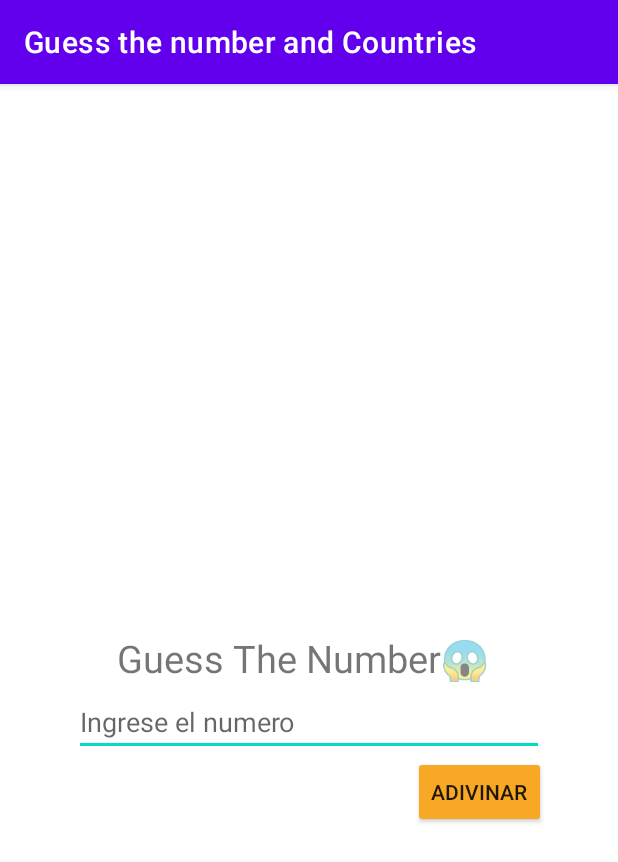
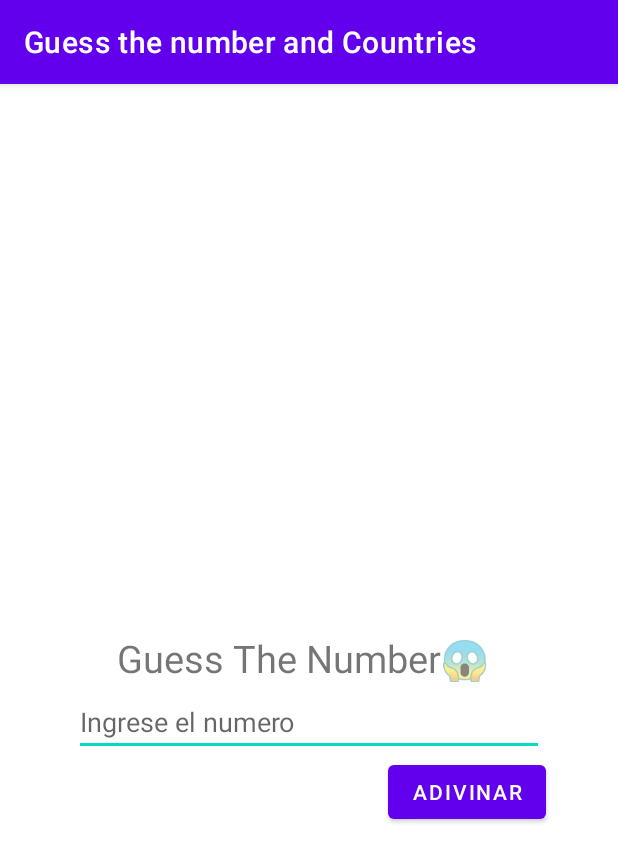
Before and after one commit to paez49/Taller1_CompuMovil, an Android app: the GameActivity screen opened directly, with no data from a screen before it, on a phone screen of 412 x 824 dp. Shown: the top 862 px of the screen. Run offline under Robolectric (Android 15) with nearby library versions, the phone set to English and light mode, and no system bars.

Commit message:
Revert "agregada imagen aragan"
This reverts commit 4e2acdf7eebecd041105d3e61a4a9d3c9b819aa9.

```diff
--- a/app/src/main/java/com/example/tallercompumovilr/GameActivity.java
+++ b/app/src/main/java/com/example/tallercompumovilr/GameActivity.java
@@ -6,7 +6,6 @@ import android.view.View;
 import android.view.ViewTreeObserver;
 import android.widget.Button;
 import android.widget.EditText;
-import android.widget.ImageView;
 import android.widget.TextView;
 import android.widget.Toast;
 
@@ -23,7 +22,6 @@ public class GameActivity extends AppCompatActivity {
     private EditText numeroIngresado;
     private TextView textoInit,textWin,textoCantiIntentos;
     private Button adivinarButton;
-    private ImageView imagen;
     @Override
     protected void onCreate(Bundle savedInstanceState) {
         super.onCreate(savedInstanceState);
@@ -35,7 +33,6 @@ public class GameActivity extends AppCompatActivity {
         textoInit = gameBinding.textoInicial;
         textWin = gameBinding.textWin;
         textoCantiIntentos =gameBinding.textoIntentos;
-        imagen = gameBinding.awesomeFace;
     }
     public void adivinar (View view){
         if(numeroIngresado.getText().toString().isEmpty() ){
@@ -52,7 +49,6 @@ public class GameActivity extends AppCompatActivity {
                 String aux = "Lo hiciste en "+cantiIntentos+" intentos.";
                 textoCantiIntentos.setText(aux);
                 textoCantiIntentos.setVisibility(View.VISIBLE);
-                imagen.setVisibility(View.VISIBLE);
 
             }else{
                 cantiIntentos++;
--- a/app/src/main/res/drawable/_52_1521528_awesome_face_pose_awesome_face.xml
+++ /dev/null
@@ -1,22 +0,0 @@
-<vector xmlns:android="http://schemas.android.com/apk/res/android"
-    android:width="300dp"
-    android:height="300dp"
-    android:viewportWidth="300"
-    android:viewportHeight="300">
-  <path
-      android:pathData="M136,11.6c-37.5,4.8 -71.2,22.9 -93.2,50.2 -26.9,33.4 -37.2,75 -28.8,116.2 5.6,27.3 18.1,50.3 38.4,70.5 20.3,20.1 42.5,32 71.6,38.2 13.3,2.8 41.1,2.5 54.9,-0.5 26.6,-6 48.4,-17.7 67.8,-36.5 20.7,-20.1 33.6,-43.6 39.9,-72.7 2.6,-11.9 2.6,-42 0.1,-53.7 -6.2,-28.3 -18.7,-51.5 -38.6,-71.4 -20.2,-20.1 -44.4,-33 -72.3,-38.4 -8.1,-1.6 -32.8,-2.8 -39.8,-1.9zM180.6,26.4c62.9,15.8 104.3,76 96,139.4 -3.9,29.3 -15.8,53.6 -36.5,74.2 -15.6,15.6 -30.9,24.9 -51.1,31.4 -14.6,4.7 -23.3,6 -39.5,5.9 -40.6,-0.1 -77.9,-19 -102.3,-51.8 -6.2,-8.3 -15.2,-26 -18.6,-36.5 -7.5,-23.6 -7.5,-53.1 0,-77.2 12.4,-39.4 43.7,-70.7 83.4,-83.3 14.6,-4.6 21.9,-5.5 41,-5.1 14.7,0.3 19.1,0.8 27.6,3z"
-      android:fillColor="#000000"
-      android:strokeColor="#00000000"/>
-  <path
-      android:pathData="M71.2,59.1c-11.5,5.7 -21.5,20.2 -24.8,35.9 -1.3,6.2 -1.4,16.3 -0.2,17.5 0.6,0.6 60.6,16.5 62.1,16.5 2.1,-0 8.2,-12.4 9.7,-19.7 1.6,-7.7 0.8,-23.5 -1.5,-29.3 -4.8,-12 -12.2,-19.4 -22.5,-22.4 -8.6,-2.6 -15.6,-2.1 -22.8,1.5zM95.4,65.5c2.2,1.1 4.1,2.5 4.3,3.1 0.2,0.6 -1.2,2.1 -3.1,3.2 -6.8,4 -9.1,10.7 -6.2,17.7 2.2,5.1 6.9,7.7 13.1,7.2 2.8,-0.2 5.8,-0.8 6.8,-1.2 1.5,-0.6 1.7,-0.1 1.7,4.2 0,5.7 -3.2,17.9 -5.2,19.9 -1.3,1.3 -4.7,0.6 -25.9,-5.1 -13.4,-3.6 -25.4,-6.9 -26.7,-7.5 -2,-0.9 -2.2,-1.5 -1.6,-5.2 2.3,-16.6 10.8,-30.8 21.7,-36.3 4.3,-2.2 6.2,-2.6 11.2,-2.3 3.3,0.2 7.8,1.3 9.9,2.3z"
-      android:fillColor="#000000"
-      android:strokeColor="#00000000"/>
-  <path
-      android:pathData="M191.7,88c-5,1.3 -13.3,5.6 -18,9.3 -4.8,3.9 -10.9,13 -13.6,20.2 -2.5,6.6 -4.8,23.2 -3.4,24.6 0.9,0.9 70.6,19.9 73,19.9 2.8,-0 9.3,-16.5 10.8,-27.1 1.6,-12 -4.6,-29.3 -13.3,-37 -7.2,-6.4 -16,-10.2 -24.6,-10.5 -3.9,-0.2 -8.8,0.1 -10.9,0.6zM211,96.1c2.1,0.6 5,2.2 6.6,3.4l2.8,2.2 -3.6,2.4c-2,1.3 -4.4,3.6 -5.2,5 -3.6,6.1 -0.7,16.5 5.2,18.7 5.5,2.1 7.1,2.2 11.3,0.8 5.9,-2.1 6.6,-1.2 5.1,7.3 -1.2,7.3 -4.9,18.1 -6,18.1 -0.4,-0 -14.6,-3.8 -31.7,-8.4 -35.2,-9.4 -32.7,-7.8 -30.5,-19 3.8,-19.2 21,-33.7 37.9,-32 2.4,0.2 6.1,0.9 8.1,1.5z"
-      android:fillColor="#000000"
-      android:strokeColor="#00000000"/>
-  <path
-      android:pathData="M43.6,138.6c-1.4,3.7 -0.6,5.3 3.2,6.3l3.7,1 0.1,18.3c0.1,16.3 0.4,19.3 2.7,27.9 5.9,22.4 17.7,40.3 34.5,52.7 9.7,7.2 17.4,10.9 28.5,13.7 20.4,5.1 37.2,4.3 55.7,-2.6 27.5,-10.3 42.3,-25 47.4,-46.9 1.9,-8.1 2.1,-23.4 0.4,-24.7 -0.7,-0.5 -12.5,-3.9 -26.3,-7.6 -13.7,-3.6 -52.8,-14.1 -86.7,-23.2 -33.9,-9.1 -61.9,-16.5 -62.1,-16.5 -0.3,-0 -0.8,0.7 -1.1,1.6zM143.9,216c2.8,0.5 7.7,2.2 10.9,3.7 10.5,5.1 26.2,23.7 22.2,26.3 -2.4,1.6 -16,5.7 -23,7.1 -18.4,3.5 -41.5,-0.3 -55.3,-9.1l-4.8,-3 1.7,-3.2c2.3,-4.5 11,-12.9 16.9,-16.4 9.2,-5.4 20.9,-7.4 31.4,-5.4z"
-      android:fillColor="#000000"
-      android:strokeColor="#00000000"/>
-</vector>
--- a/app/src/main/res/layout/activity_main.xml
+++ b/app/src/main/res/layout/activity_main.xml
@@ -30,22 +30,19 @@
             app:layout_constraintStart_toStartOf="parent"
             app:layout_constraintTop_toTopOf="parent">
 
-            <androidx.appcompat.widget.AppCompatButton
+            <Button
                 android:id="@+id/playButtonXML"
                 android:layout_width="match_parent"
                 android:layout_height="wrap_content"
                 android:layout_weight="1"
-                android:background="@color/teal_200"
-                android:backgroundTint="#F9A825"
                 android:drawableLeft="@drawable/controller"
                 android:fallbackLineSpacing="true"
                 android:gravity="right|center_vertical"
                 android:hapticFeedbackEnabled="true"
-                android:onClick="jugar"
-                android:paddingLeft="20dp"
                 android:paddingRight="60dp"
                 android:text="JUGAR"
-                android:textSize="30dp" />
+                android:textSize="30dp"
+                android:onClick="jugar"/>
 
             <TextView
                 android:id="@+id/dateClickGame"
@@ -54,7 +51,6 @@
                 android:layout_weight="1"
                 android:inputType="none"
                 android:text="@string/gameTextDateClick" />
-
             <TextView
                 android:id="@+id/countClickGame"
                 android:layout_width="match_parent"
@@ -74,19 +70,17 @@
             app:layout_constraintStart_toStartOf="parent"
             app:layout_constraintTop_toBottomOf="@+id/linearLayout">
 
-            <androidx.appcompat.widget.AppCompatButton
+            <Button
                 android:id="@+id/countryButton"
                 android:layout_width="match_parent"
                 android:layout_height="wrap_content"
                 android:layout_weight="1"
-                android:backgroundTint="#8BC34A"
                 android:drawableLeft="@drawable/world"
                 android:gravity="right|center_vertical"
-                android:onClick="paises"
                 android:paddingRight="60dp"
                 android:text="PAISES"
                 android:textSize="30dp"
-                app:iconTint="#FF0000" />
+                android:onClick="paises"/>
 
             <TextView
                 android:id="@+id/fechaOprimido"
--- a/app/src/main/res/layout/game.xml
+++ b/app/src/main/res/layout/game.xml
@@ -35,16 +35,15 @@
         app:layout_constraintStart_toStartOf="parent"
         app:layout_constraintTop_toBottomOf="@+id/texto_inicial" />
 
-    <androidx.appcompat.widget.AppCompatButton
+    <Button
         android:id="@+id/guessButton"
         android:layout_width="wrap_content"
         android:layout_height="wrap_content"
         android:layout_marginEnd="48dp"
-        android:backgroundTint="#F9A825"
-        android:onClick="adivinar"
         android:text="Adivinar"
         app:layout_constraintEnd_toEndOf="parent"
-        app:layout_constraintTop_toBottomOf="@+id/guessText" />
+        app:layout_constraintTop_toBottomOf="@+id/guessText"
+        android:onClick="adivinar"/>
 
     <TextView
         android:id="@+id/textWin"
@@ -75,15 +74,4 @@
 
     </TextView>
 
-    <ImageView
-        android:id="@+id/awesomeFace"
-        android:layout_width="307dp"
-        android:layout_height="334dp"
-        app:layout_constraintBottom_toBottomOf="parent"
-        app:layout_constraintEnd_toEndOf="parent"
-        app:layout_constraintHorizontal_bias="0.528"
-        app:layout_constraintStart_toStartOf="parent"
-        android:visibility="gone"
-        app:srcCompat="@drawable/_52_1521528_awesome_face_pose_awesome_face" />
-
 </androidx.constraintlayout.widget.ConstraintLayout>
```
